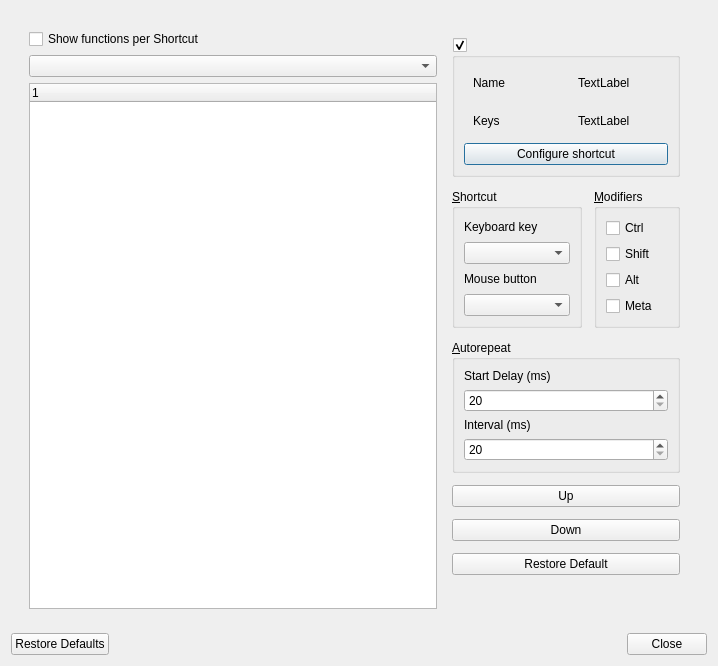
rsijrier/Traverso-DAW, file src/traverso/dialogs/TShortcutEditorDialog.ui: the form before one commit.
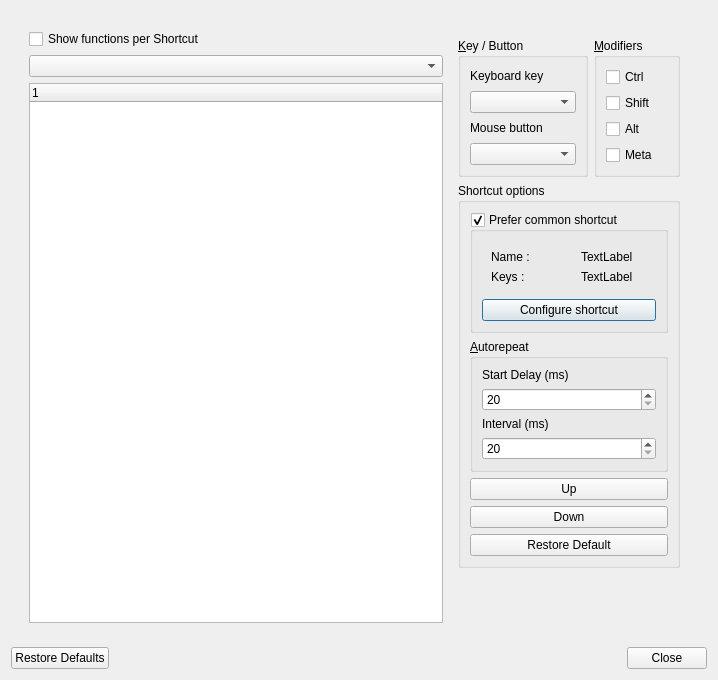
The form after the commit.

Patch:
```diff
--- a/src/traverso/dialogs/TShortcutEditorDialog.ui
+++ b/src/traverso/dialogs/TShortcutEditorDialog.ui
@@ -7,7 +7,7 @@
     <x>0</x>
     <y>0</y>
     <width>718</width>
-    <height>666</height>
+    <height>680</height>
    </rect>
   </property>
   <property name="windowTitle">
@@ -51,92 +51,7 @@
              <height>0</height>
             </size>
            </property>
-           <layout class="QVBoxLayout" name="verticalLayout_9">
-            <property name="spacing">
-             <number>12</number>
-            </property>
-            <item>
-             <widget class="QGroupBox" name="baseFunctionGroupBox">
-              <property name="title">
-               <string/>
-              </property>
-              <property name="checkable">
-               <bool>true</bool>
-              </property>
-              <property name="checked">
-               <bool>true</bool>
-              </property>
-              <layout class="QVBoxLayout" name="verticalLayout_3">
-               <item>
-                <layout class="QHBoxLayout" name="horizontalLayout_3">
-                 <item>
-                  <widget class="QWidget" name="widget" native="true">
-                   <layout class="QVBoxLayout" name="verticalLayout_4">
-                    <item>
-                     <widget class="QLabel" name="label_6">
-                      <property name="text">
-                       <string>Name</string>
-                      </property>
-                     </widget>
-                    </item>
-                   </layout>
-                  </widget>
-                 </item>
-                 <item>
-                  <widget class="QWidget" name="widget" native="true">
-                   <layout class="QVBoxLayout" name="verticalLayout_8">
-                    <item>
-                     <widget class="QLabel" name="baseFunctionShortCutLable">
-                      <property name="text">
-                       <string>TextLabel</string>
-                      </property>
-                     </widget>
-                    </item>
-                   </layout>
-                  </widget>
-                 </item>
-                </layout>
-               </item>
-               <item>
-                <layout class="QHBoxLayout" name="horizontalLayout_5">
-                 <item>
-                  <widget class="QWidget" name="widget_4" native="true">
-                   <layout class="QVBoxLayout" name="verticalLayout_11">
-                    <item>
-                     <widget class="QLabel" name="label_8">
-                      <property name="text">
-                       <string>Keys</string>
-                      </property>
-                     </widget>
-                    </item>
-                   </layout>
-                  </widget>
-                 </item>
-                 <item>
-                  <widget class="QWidget" name="widget_5" native="true">
-                   <layout class="QVBoxLayout" name="verticalLayout_12">
-                    <item>
-                     <widget class="QLabel" name="baseFunctionShortCutKey">
-                      <property name="text">
-                       <string>TextLabel</string>
-                      </property>
-                     </widget>
-                    </item>
-                   </layout>
-                  </widget>
-                 </item>
-                </layout>
-               </item>
-               <item>
-                <widget class="QPushButton" name="configureInheritedShortcutPushButton">
-                 <property name="text">
-                  <string>Configure shortcut</string>
-                 </property>
-                </widget>
-               </item>
-              </layout>
-             </widget>
-            </item>
+           <layout class="QVBoxLayout" name="verticalLayout_10">
             <item>
              <layout class="QHBoxLayout" name="horizontalLayout">
               <item>
@@ -154,7 +69,7 @@
                  </size>
                 </property>
                 <property name="title">
-                 <string>&amp;Shortcut</string>
+                 <string>&amp;Key / Button</string>
                 </property>
                 <layout class="QVBoxLayout" name="verticalLayout_7">
                  <item>
@@ -220,6 +135,96 @@
              </layout>
             </item>
             <item>
+             <widget class="QGroupBox" name="shortCutOptionsGroupBox">
+              <property name="title">
+               <string>Shortcut options</string>
+              </property>
+              <layout class="QVBoxLayout" name="verticalLayout_9">
+               <item>
+                <widget class="QGroupBox" name="baseFunctionGroupBox">
+                 <property name="title">
+                  <string>Prefer common shortcut</string>
+                 </property>
+                 <property name="checkable">
+                  <bool>true</bool>
+                 </property>
+                 <property name="checked">
+                  <bool>true</bool>
+                 </property>
+                 <layout class="QVBoxLayout" name="verticalLayout_4">
+                  <item>
+                   <layout class="QHBoxLayout" name="horizontalLayout_3">
+                    <item>
+                     <widget class="QFrame" name="frame_2">
+                      <property name="frameShape">
+                       <enum>QFrame::NoFrame</enum>
+                      </property>
+                      <property name="frameShadow">
+                       <enum>QFrame::Raised</enum>
+                      </property>
+                      <property name="lineWidth">
+                       <number>0</number>
+                      </property>
+                      <layout class="QVBoxLayout" name="verticalLayout_3">
+                       <item>
+                        <widget class="QLabel" name="label_6">
+                         <property name="text">
+                          <string>Name :</string>
+                         </property>
+                        </widget>
+                       </item>
+                       <item>
+                        <widget class="QLabel" name="label_8">
+                         <property name="text">
+                          <string>Keys :</string>
+                         </property>
+                        </widget>
+                       </item>
+                      </layout>
+                     </widget>
+                    </item>
+                    <item>
+                     <widget class="QFrame" name="frame_3">
+                      <property name="frameShape">
+                       <enum>QFrame::NoFrame</enum>
+                      </property>
+                      <property name="frameShadow">
+                       <enum>QFrame::Raised</enum>
+                      </property>
+                      <property name="lineWidth">
+                       <number>0</number>
+                      </property>
+                      <layout class="QVBoxLayout" name="verticalLayout_11">
+                       <item>
+                        <widget class="QLabel" name="baseFunctionShortCutLable">
+                         <property name="text">
+                          <string>TextLabel</string>
+                         </property>
+                        </widget>
+                       </item>
+                       <item>
+                        <widget class="QLabel" name="baseFunctionShortCutKey">
+                         <property name="text">
+                          <string>TextLabel</string>
+                         </property>
+                        </widget>
+                       </item>
+                      </layout>
+                     </widget>
+                    </item>
+                   </layout>
+                  </item>
+                  <item>
+                   <widget class="QPushButton" name="configureInheritedShortcutPushButton">
+                    <property name="text">
+                     <string>Configure shortcut</string>
+                    </property>
+                   </widget>
+                  </item>
+                 </layout>
+                </widget>
+               </item>
+               <item>
              <widget class="QGroupBox" name="autorepeatGroupBox">
               <property name="title">
                <string>&amp;Autorepeat</string>
@@ -281,6 +286,9 @@
               <property name="text">
                <string>Restore Default</string>
               </property>
+                </widget>
+               </item>
+              </layout>
              </widget>
             </item>
             <item>
```
Lines whose indentation alone changed are shown as unchanged.
